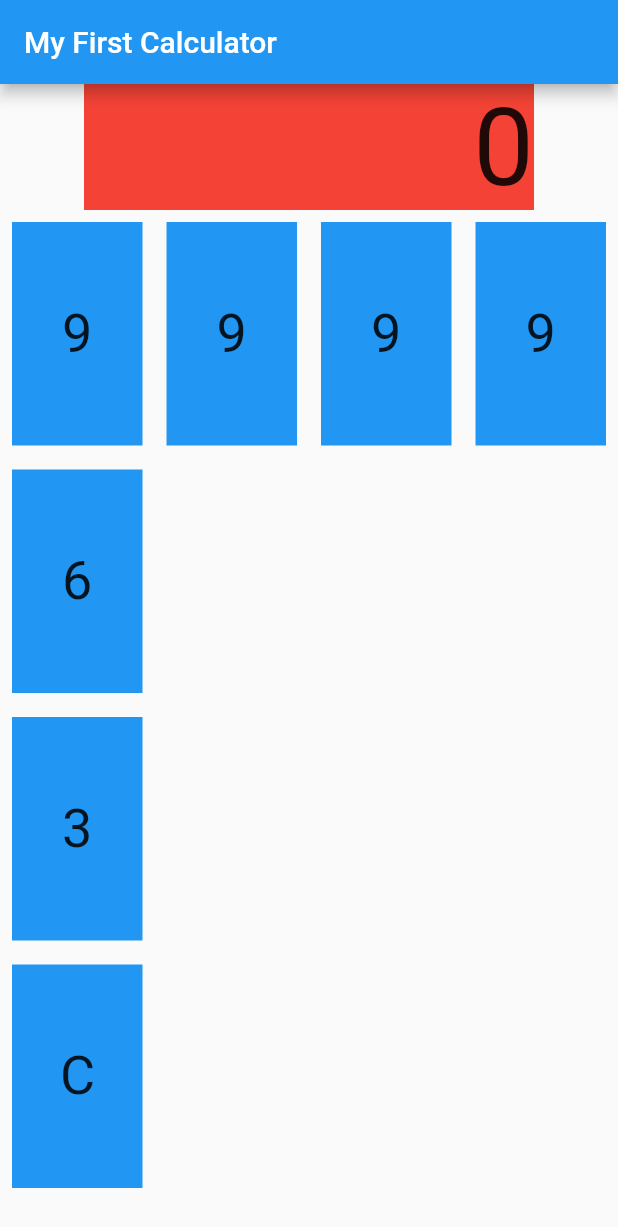
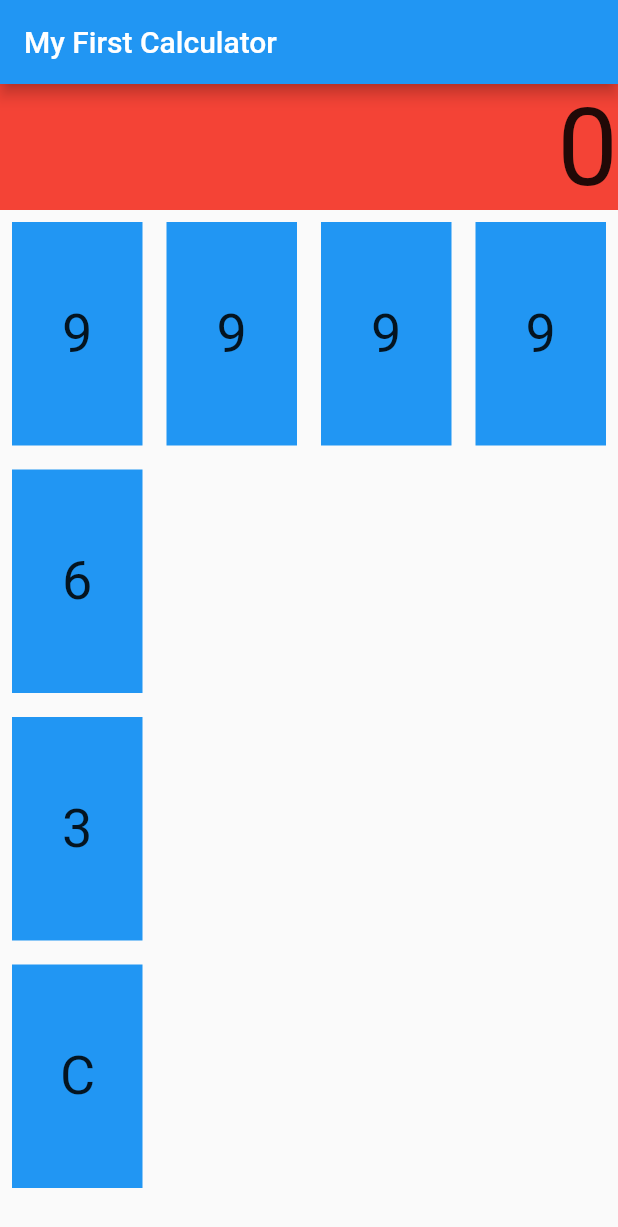
Before and after one commit to ricardohui/dart-flutter-helloworld, a Flutter app: the screen it shows after launch, on a phone screen of 412 x 824 dp. Shown: the top 1227 px of the screen. Run offline on Flutter 3.47's test engine with Material 2 defaults, Android fonts, the phone set to English and light mode, and no system bars.

Commit message:
add responsiveness to displat bar

```diff
--- a/lib/main.dart
+++ b/lib/main.dart
@@ -21,16 +21,7 @@ class _MyAppState extends State<MyApp> {
         body: Container(
             child: Column(
           children: <Widget>[
-            Container(
-              // TODO: set the display bar to full width
-              width: 300,
-              decoration: BoxDecoration(color: Colors.red),
-              child: Text(
-                displayText,
-                style: TextStyle(fontSize: 72),
-                textAlign: TextAlign.right,
-              ),
-            ),
+            new DisplayBar(displayText: displayText),
             Container(
                 child: Column(
               children: <Widget>[
@@ -80,6 +71,29 @@ class _MyAppState extends State<MyApp> {
   }
 }
 
+class DisplayBar extends StatelessWidget {
+  const DisplayBar({
+    Key key,
+    @required this.displayText,
+  }) : super(key: key);
+
+  final String displayText;
+
+  @override
+  Widget build(BuildContext context) {
+    var sizeData = MediaQuery.of(context).size;
+    return Container(
+      width: sizeData.width,
+      decoration: BoxDecoration(color: Colors.red),
+      child: Text(
+        displayText,
+        style: TextStyle(fontSize: 72),
+        textAlign: TextAlign.right,
+      ),
+    );
+  }
+}
+
 class Keypad extends StatelessWidget {
   final String displayText;
   Keypad({@required this.displayText});
```
